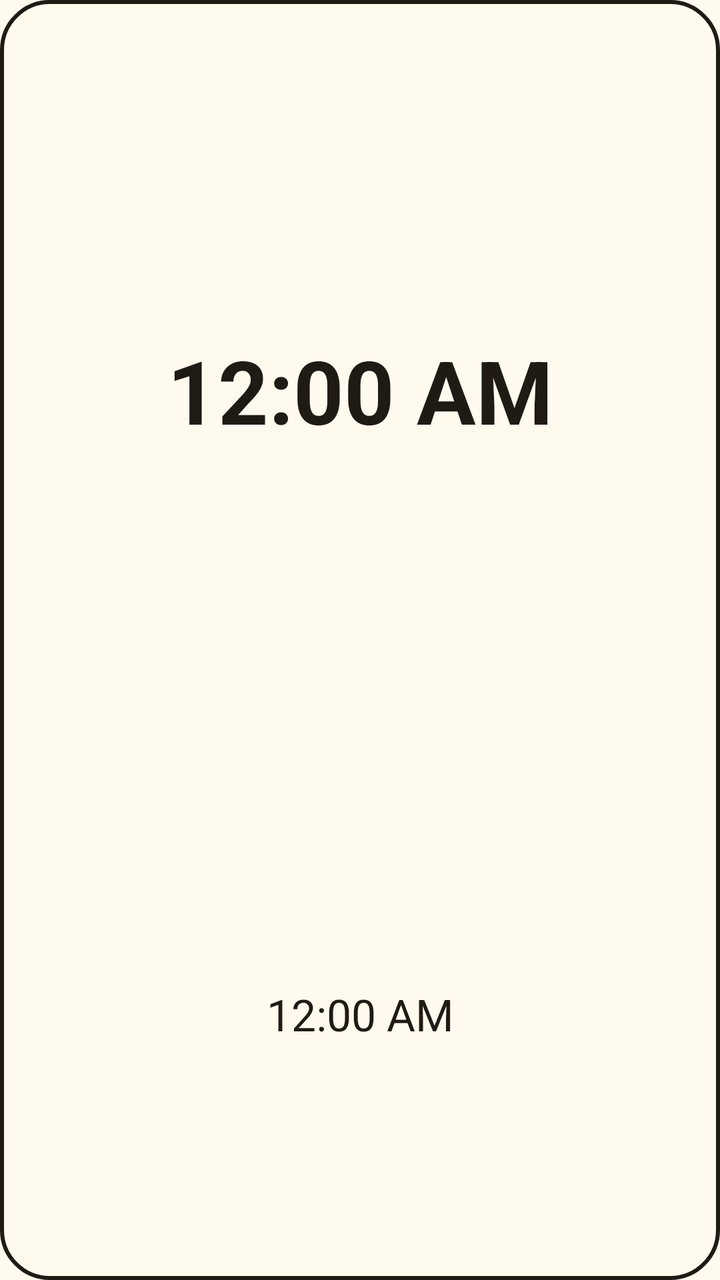
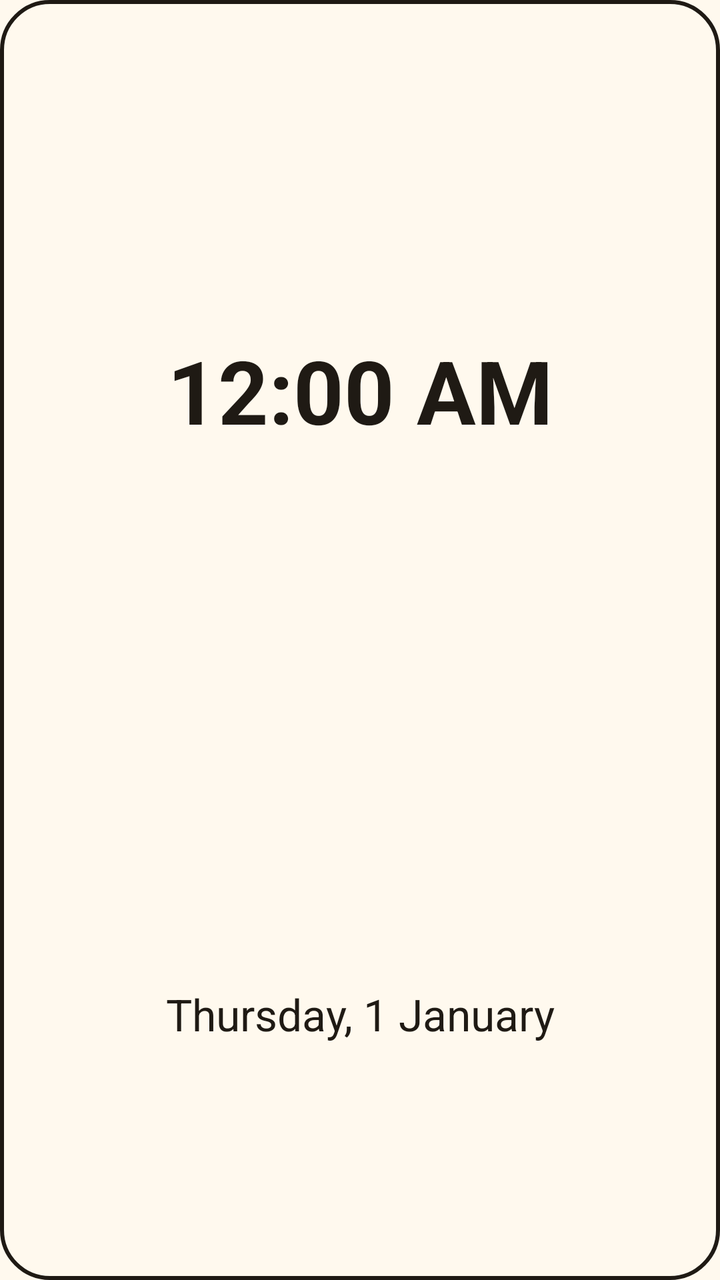

Screens rendered from an Android XML layout before and after an edit, with the pre-edit source and the edit as a unified diff.
<!-- AndroidManifest.xml: application theme Theme.NikoClock -->
<!-- res/layout/widget_time_date.xml -->
<?xml version="1.0" encoding="utf-8"?>
<LinearLayout xmlns:android="http://schemas.android.com/apk/res/android"
    android:layout_width="match_parent"
    android:layout_height="match_parent"
    android:background="@drawable/widget_background"
    android:orientation="vertical"
    android:padding="8dp">

    <TextClock
        android:id="@+id/widget_time"
        android:layout_width="match_parent"
        android:layout_height="0dp"
        android:layout_weight="3"
        android:contentDescription="@string/widget_content_description"
        android:gravity="center"
        android:maxLines="1"
        android:textColor="@color/widget_ink"
        android:autoSizeMaxTextSize="44sp"
        android:autoSizeMinTextSize="14sp"
        android:autoSizeTextType="uniform"
        android:textStyle="bold" />

    <TextClock
        android:id="@+id/widget_date"
        android:layout_width="match_parent"
        android:layout_height="0dp"
        android:layout_weight="2"
        android:contentDescription="@string/widget_date_content_description"
        android:gravity="center"
        android:maxLines="2"
        android:textColor="@color/widget_ink"
        android:autoSizeMaxTextSize="22sp"
        android:autoSizeMinTextSize="12sp"
        android:autoSizeTextType="uniform" />

</LinearLayout>
<!-- resources referenced by this layout -->
<resources>
  <color name="widget_ink">#1F1A14</color>
  <!-- drawable widget_background (drawable) -->
  <?xml version="1.0" encoding="utf-8"?>
  <shape xmlns:android="http://schemas.android.com/apk/res/android" android:shape="rectangle">
      <solid android:color="@color/widget_paper" />
      <stroke android:width="2dp" android:color="@color/widget_ink" />
      <corners android:radius="24dp" />
  </shape>
  <string name="widget_content_description">Clock. Tap to hear the time.</string>
  <string name="widget_date_content_description">Date. Tap to hear the date.</string>
  <style name="Theme.NikoClock" parent="android:Theme.Material.Light.NoActionBar">
          <item name="android:windowBackground">@color/paper</item>
      </style>
  <color name="widget_paper">#FFF9EE</color>
  <color name="paper">#FFF9EE</color>
</resources>

<!-- the commit's change to res/layout/widget_time_date.xml (unified diff, before → after) -->
@@ -26,6 +26,8 @@
         android:layout_height="0dp"
         android:layout_weight="2"
         android:contentDescription="@string/widget_date_content_description"
+        android:format12Hour="EEEE, d MMMM"
+        android:format24Hour="EEEE, d MMMM"
         android:gravity="center"
         android:maxLines="2"
         android:textColor="@color/widget_ink"
